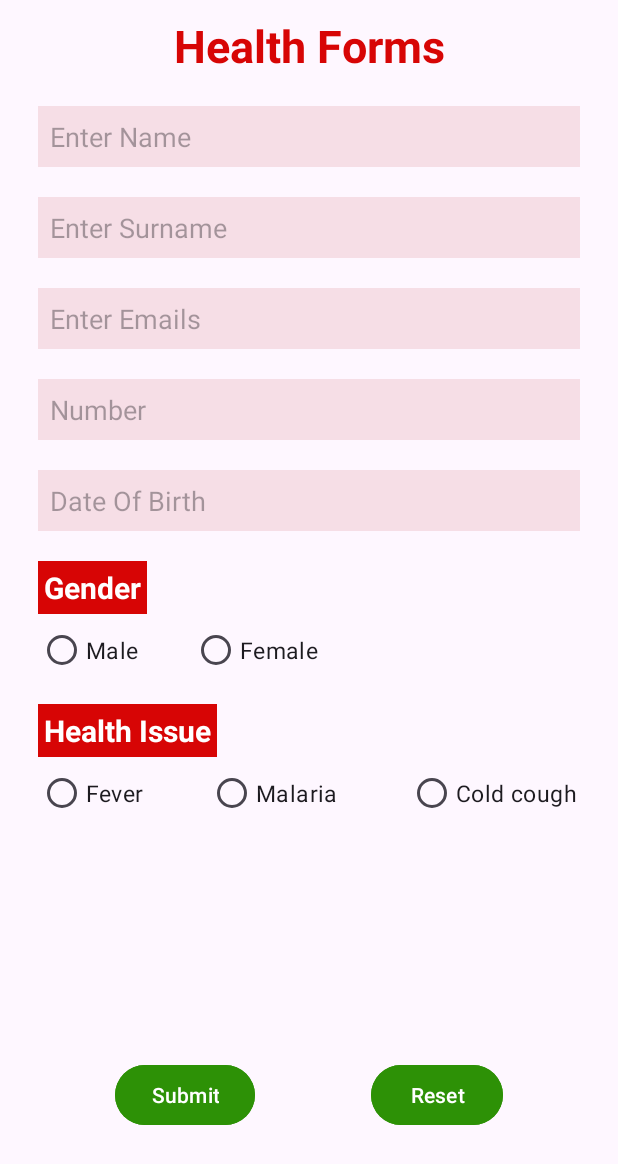
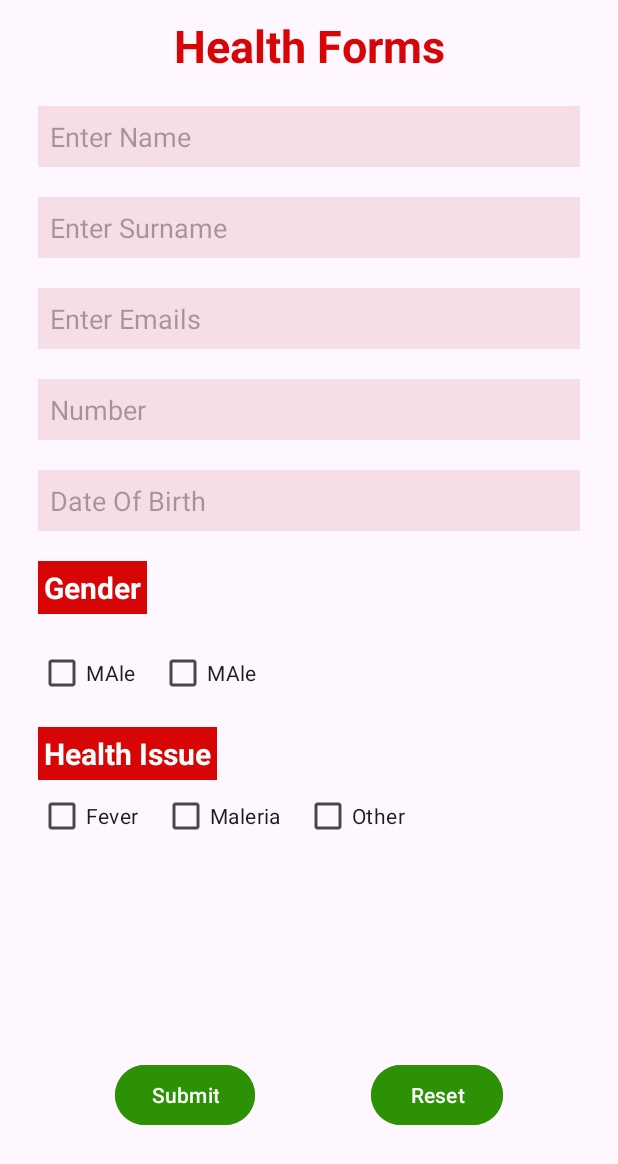
Before and after one commit to sajidshaikh20/AndroidProjects, an Android app: the healform_ui screen opened directly, with no data from a screen before it, on a phone screen of 412 x 824 dp. Shown: the top 1164 px of the screen. Run offline under Robolectric (Android 15) with nearby library versions, the phone set to English and light mode, and no system bars.

```diff
--- a/app/src/main/AndroidManifest.xml
+++ b/app/src/main/AndroidManifest.xml
@@ -12,6 +12,9 @@
         android:supportsRtl="true"
         android:theme="@style/Theme.AndroidProjects"
         tools:targetApi="31">
+        <activity
+            android:name=".healthform.healthdatashow"
+            android:exported="false" />
         <activity
             android:name=".recyclerview.recycleview"
             android:exported="false" />
--- a/app/src/main/java/com/example/androidprojects/healthform/healform_ui.kt
+++ b/app/src/main/java/com/example/androidprojects/healthform/healform_ui.kt
@@ -1,12 +1,29 @@
 package com.example.androidprojects.healthform
 
+import android.content.Intent
 import androidx.appcompat.app.AppCompatActivity
 import android.os.Bundle
+import android.widget.EditText
 import com.example.androidprojects.R
+import com.example.androidprojects.peramids.peramids_riversed
+import com.google.android.material.button.MaterialButton
+import com.google.android.material.textfield.TextInputEditText
 
 class healform_ui : AppCompatActivity() {
     override fun onCreate(savedInstanceState: Bundle?) {
         super.onCreate(savedInstanceState)
         setContentView(R.layout.activity_healform_ui)
+        val btnhealthdata = findViewById<MaterialButton>(R.id.SubmitButton)
+        val patientname = findViewById<EditText>(R.id.UserNameEdt)
+        val patientsurname = findViewById<EditText>(R.id.UserSurNameEdt)
+        val patientmail = findViewById<EditText>(R.id.UserSurEmail)
+        val patientnumber = findViewById<EditText>(R.id.UserContact)
+        val patientdob = findViewById<EditText>(R.id.UserDob)
+
+
+        btnhealthdata.setOnClickListener {
+            val intent = Intent(this, healthdatashow::class.java)
+            startActivity(intent)
+        }
     }
 }
--- a/app/src/main/res/layout/activity_healform_ui.xml
+++ b/app/src/main/res/layout/activity_healform_ui.xml
@@ -107,6 +107,25 @@
         />
 
 
+    <CheckBox
+        android:id="@+id/checkBoxM"
+        android:layout_width="wrap_content"
+        android:layout_height="wrap_content"
+        android:layout_marginTop="15dp"
+        android:text="MAle"
+        app:layout_constraintStart_toStartOf="@id/GenderView"
+        app:layout_constraintTop_toBottomOf="@id/GenderView"
+         />
+    <CheckBox
+        android:id="@+id/checkBoxF"
+        android:layout_width="wrap_content"
+        android:layout_height="wrap_content"
+        android:text="MAle"
+        android:layout_marginStart="15dp"
+        app:layout_constraintStart_toEndOf="@id/checkBoxM"
+        app:layout_constraintTop_toTopOf="@id/checkBoxM"
+        />
+
     <TextView
         android:id="@+id/Healthview"
         android:layout_width="wrap_content"
@@ -119,8 +138,33 @@
         android:textSize="20sp"
         android:textStyle="bold"
         app:layout_constraintStart_toStartOf="@id/GenderView"
-        app:layout_constraintTop_toBottomOf="@id/Male"
-
+        app:layout_constraintTop_toBottomOf="@id/checkBoxM"
+        />
+    <CheckBox
+        android:id="@+id/checkBoxFever"
+        android:layout_width="wrap_content"
+        android:layout_height="wrap_content"
+        android:text="Fever"
+        app:layout_constraintStart_toStartOf="@id/Healthview"
+        app:layout_constraintTop_toBottomOf="@id/Healthview"
+        />
+    <CheckBox
+        android:id="@+id/checkBoxMaleria"
+        android:layout_width="wrap_content"
+        android:layout_height="wrap_content"
+        android:text="Maleria"
+        app:layout_constraintTop_toBottomOf="@id/Healthview"
+        app:layout_constraintStart_toEndOf="@id/checkBoxFever"
+        android:layout_marginStart="15dp"
+        />
+    <CheckBox
+        android:id="@+id/checkBoxother"
+        android:layout_width="wrap_content"
+        android:layout_height="wrap_content"
+        android:text="Other"
+        app:layout_constraintTop_toBottomOf="@id/Healthview"
+        app:layout_constraintStart_toEndOf="@id/checkBoxMaleria"
+        android:layout_marginStart="15dp"
         />
 
     <com.google.android.material.button.MaterialButton
@@ -133,9 +177,7 @@
         android:layout_marginBottom="70dp"
         app:layout_constraintStart_toStartOf="parent"
         app:layout_constraintEnd_toStartOf="@id/ResetButton"
-
         />
-
     <com.google.android.material.button.MaterialButton
         android:id="@+id/ResetButton"
         android:layout_width="wrap_content"
@@ -149,60 +191,7 @@
         />
 
 
-    <RadioButton
-        android:id="@+id/Male"
-        android:layout_width="wrap_content"
-        android:layout_height="wrap_content"
-        android:text="Male"
-        android:textSize="15sp"
-        app:layout_constraintStart_toStartOf="@+id/GenderView"
-        app:layout_constraintTop_toBottomOf="@id/GenderView"
-        tools:ignore="MissingConstraints" />
-
-    <RadioButton
-        android:id="@+id/Female"
-        android:layout_width="wrap_content"
-        android:layout_height="wrap_content"
-        android:layout_marginStart="35dp"
-        android:text="Female"
-        android:textSize="15sp"
-        app:layout_constraintStart_toEndOf="@id/Male"
-        app:layout_constraintTop_toBottomOf="@id/GenderView"
-        tools:ignore="MissingConstraints" />
-    />
-    <RadioButton
-        android:id="@+id/fever"
-        android:layout_width="wrap_content"
-        android:layout_height="wrap_content"
-        android:text="Fever"
-        app:layout_constraintStart_toStartOf="@+id/Healthview"
-        app:layout_constraintTop_toBottomOf="@+id/Healthview"
-        android:textSize="15sp"
-        />
 
 
-    <RadioButton
-
-        android:id="@+id/Maleria"
-        android:layout_width="wrap_content"
-        android:layout_height="wrap_content"
-        android:layout_marginLeft="15dp"
-        android:text="Malaria"
-        android:textSize="15sp"
-        app:layout_constraintEnd_toStartOf="@+id/Cold"
-        app:layout_constraintStart_toEndOf="@+id/fever"
-        app:layout_constraintTop_toBottomOf="@id/Healthview" />
-
-    <RadioButton
-        android:id="@id/Cold"
-        android:layout_width="wrap_content"
-        android:layout_height="wrap_content"
-        android:text="Cold cough"
-        app:layout_constraintStart_toEndOf="@+id/Maleria"
-        app:layout_constraintTop_toBottomOf="@id/Healthview"
-        android:textSize="15sp"
-        android:layout_marginLeft="20sp"
-        app:layout_constraintEnd_toEndOf="parent"
-        />
 
 </androidx.constraintlayout.widget.ConstraintLayout>
```
Also changed, not shown: app/src/main/java/com/example/androidprojects/healthform/healthdatashow.kt (added, +12 -0 lines), app/src/main/java/com/example/androidprojects/recyclerview/recycleview.kt (+3 -10 lines), app/src/main/res/drawable/round_corner_text.xml (added, +7 -0 lines), app/src/main/res/layout/activity_healthdatashow.xml (added, +150 -0 lines), app/src/main/res/layout/cardviewresource.xml (+23 -24 lines).
